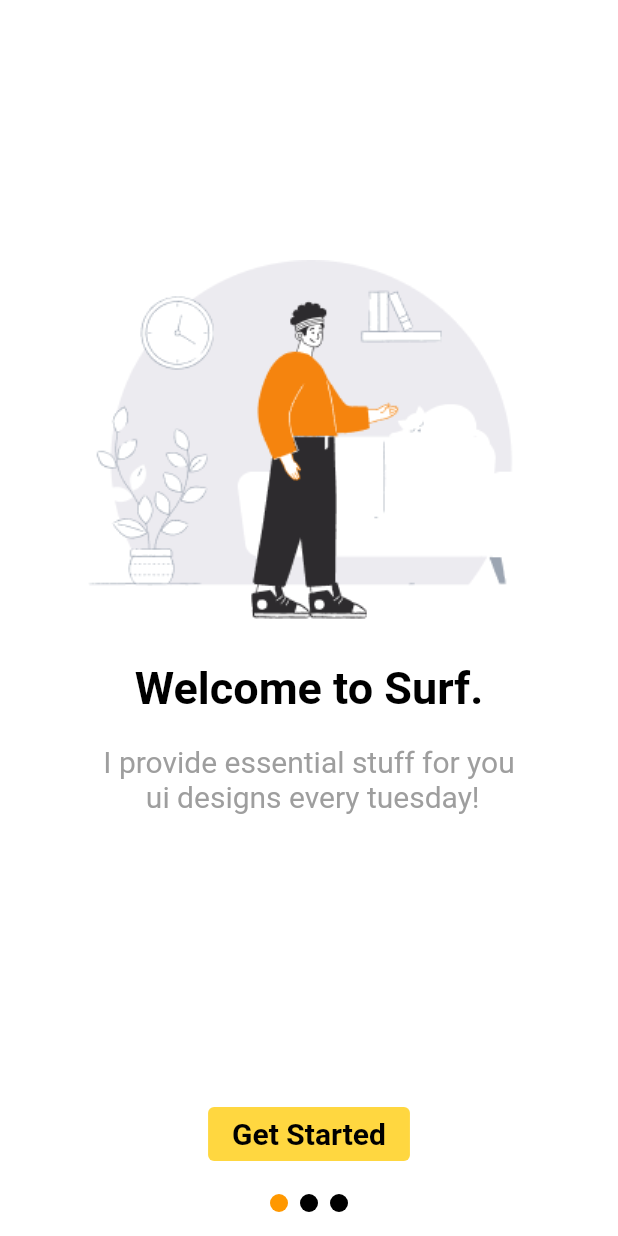
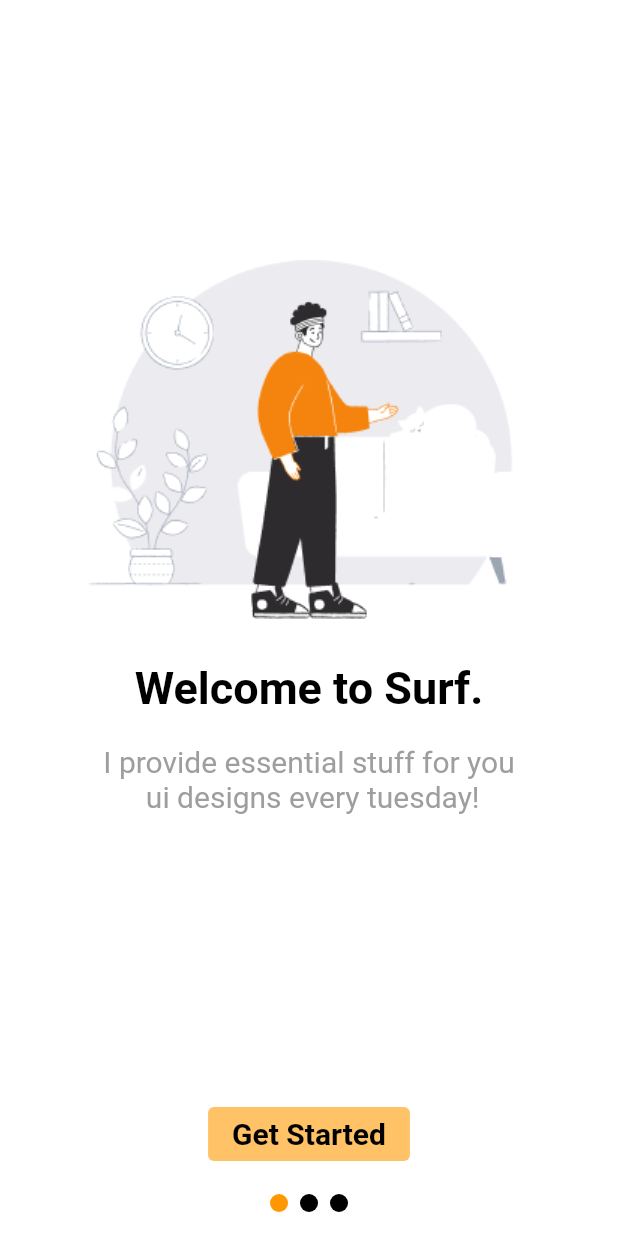
Before and after one commit to ParthZignuts/OnboardingScreens, a Flutter app: the screen it shows after launch, on a phone screen of 412 x 824 dp. Run offline on Flutter 3.47's test engine with Material 2 defaults, Android fonts, the phone set to English and light mode, and no system bars; drawn by our look-alikes of smooth_page_indicator.

Commit message:
onboarding screen done using provider

```diff
--- a/lib/theme/app_color.dart
+++ b/lib/theme/app_color.dart
@@ -5,5 +5,7 @@ class AppColor{
   static const orange=Colors.orange;
   static const amberAccent=Colors.amberAccent;
 
+  static const lightOrange=Color(0xC2FFAF36);
+
 
 }
--- a/lib/view/onboarding_screen.dart
+++ b/lib/view/onboarding_screen.dart
@@ -52,7 +52,7 @@ class OnboardingScreen extends StatelessWidget {
                     backgroundColor: MaterialStatePropertyAll(
                       (provider.pageIndex == 2)
                           ? AppColor.orange
-                          : AppColor.amberAccent,
+                          : AppColor.lightOrange,
                     ),
                   ),
                   onPressed: (provider.pageIndex == 2) ? () {} : null,
```
